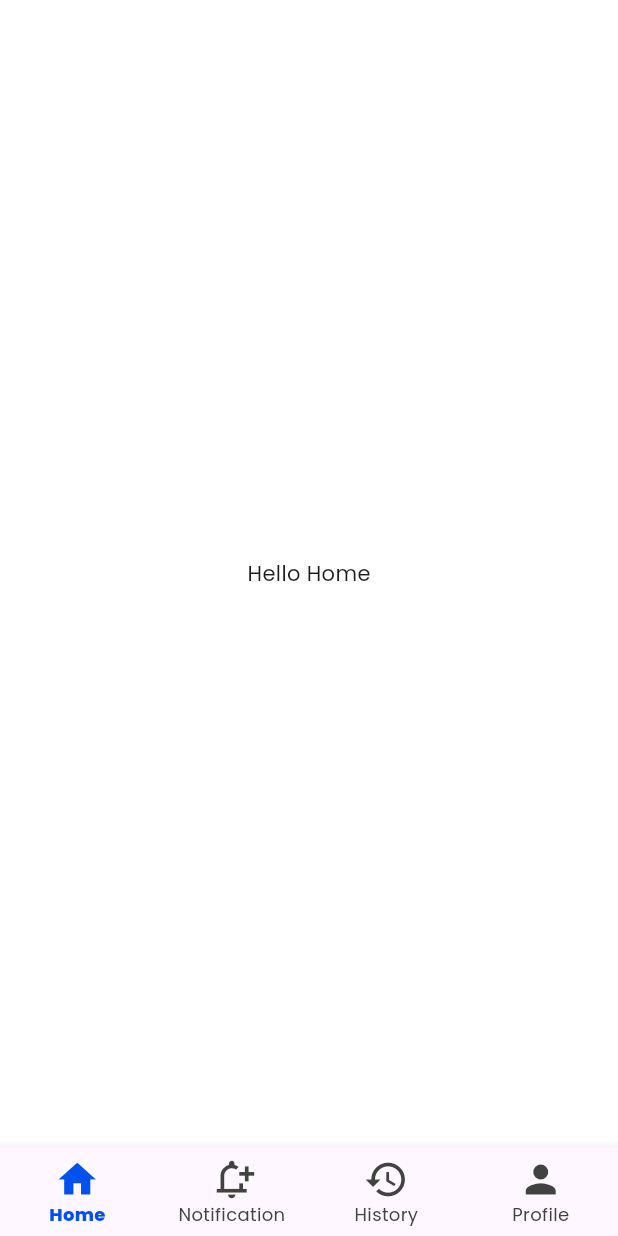
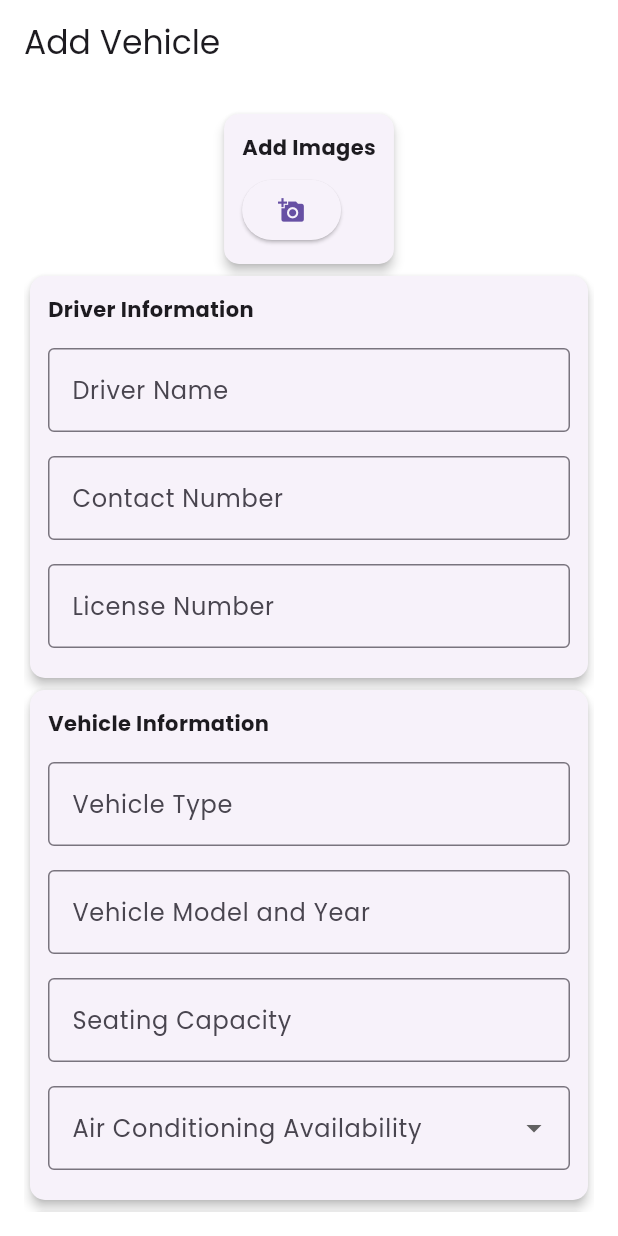
Before and after one commit to wathilaDewnaka/ridelanka-mobile-app-client, a Flutter app: the screen it shows after launch, on a phone screen of 412 x 824 dp. Run offline on Flutter 3.47's test engine with Material 3 defaults, Android fonts, the phone set to English and light mode, and no system bars; our stand-ins replace firebase_core; accounts and stored records are empty.

```diff
--- a/lib/main.dart
+++ b/lib/main.dart
@@ -1,5 +1,6 @@
 import 'package:client/firebase_options.dart';
 import 'package:client/src/screens/auth/splash_screen.dart';
+import 'package:client/src/screens/driver/vehicle_add.dart';
 import 'package:client/src/screens/rider/rider_navigation_menu.dart';
 import 'package:firebase_core/firebase_core.dart';
 import 'package:flutter/material.dart';
@@ -27,7 +28,7 @@ class MyApp extends StatelessWidget {
         ),
         primarySwatch: Colors.blue, // Set a default color for the app
       ),
-      home: const RiderNavigationMenu(), // Onboarding screen
+      home: VehicleAddScreen(), // Onboarding screen
     );
   }
 }
--- a/lib/src/screens/driver/vehicle_add.dart
+++ b/lib/src/screens/driver/vehicle_add.dart
@@ -0,0 +1,100 @@
+import 'package:flutter/material.dart';
+
+class VehicleAddScreen extends StatelessWidget {
+  final TextEditingController driverNameController = TextEditingController();
+  final TextEditingController contactController = TextEditingController();
+  final TextEditingController licenseController = TextEditingController();
+  final TextEditingController vehicleTypeController = TextEditingController();
+  final TextEditingController modelController = TextEditingController();
+  final TextEditingController seatingController = TextEditingController();
+  final TextEditingController descriptionController = TextEditingController();
+
+  @override
+  Widget build(BuildContext context) {
+    return Scaffold(
+      appBar: AppBar(title: Text('Add Vehicle')),
+      body: Padding(
+        padding: EdgeInsets.all(16.0),
+        child: SingleChildScrollView(
+          child: Column(
+            children: [
+              buildCard('Add Images', [
+                ElevatedButton(onPressed: () {}, child: Icon(Icons.add_a_photo))
+              ]),
+              buildCard('Driver Information', [
+                buildTextField(driverNameController, 'Driver Name'),
+                buildTextField(contactController, 'Contact Number'),
+                buildTextField(licenseController, 'License Number'),
+              ]),
+              buildCard('Vehicle Information', [
+                buildTextField(vehicleTypeController, 'Vehicle Type'),
+                buildTextField(modelController, 'Vehicle Model and Year'),
+                buildTextField(seatingController, 'Seating Capacity'),
+                buildDropdown(['Yes', 'No'], 'Air Conditioning Availability'),
+              ]),
+              buildCard('Add Description', [
+                buildTextField(
+                    descriptionController, 'Write a description here',
+                    maxLines: 3),
+              ]),
+              SizedBox(height: 16),
+              ElevatedButton(
+                onPressed: () {},
+                child: Text('Next'),
+              ),
+            ],
+          ),
+        ),
+      ),
+    );
+  }
+}
+
+Widget buildTextField(TextEditingController controller, String label,
+    {int maxLines = 1}) {
+  return Padding(
+    padding: const EdgeInsets.symmetric(vertical: 8.0),
+    child: TextField(
+      controller: controller,
+      maxLines: maxLines,
+      decoration: InputDecoration(
+        labelText: label,
+        border: OutlineInputBorder(),
+      ),
+    ),
+  );
+}
+
+Widget buildDropdown(List<String> items, String label) {
+  return Padding(
+    padding: const EdgeInsets.symmetric(vertical: 8.0),
+    child: DropdownButtonFormField(
+      items: items.map((String value) {
+        return DropdownMenuItem(value: value, child: Text(value));
+      }).toList(),
+      onChanged: (value) {},
+      decoration: InputDecoration(
+        labelText: label,
+        border: OutlineInputBorder(),
+      ),
+    ),
+  );
+}
+
+Widget buildCard(String title, List<Widget> children) {
+  return Card(
+    elevation: 3,
+    shape: RoundedRectangleBorder(borderRadius: BorderRadius.circular(10)),
+    child: Padding(
+      padding: EdgeInsets.all(12.0),
+      child: Column(
+        crossAxisAlignment: CrossAxisAlignment.start,
+        children: [
+          Text(title, style: TextStyle(fontWeight: FontWeight.bold)),
+          SizedBox(height: 8),
+          ...children,
+        ],
+      ),
+    ),
+  );
+}
```
